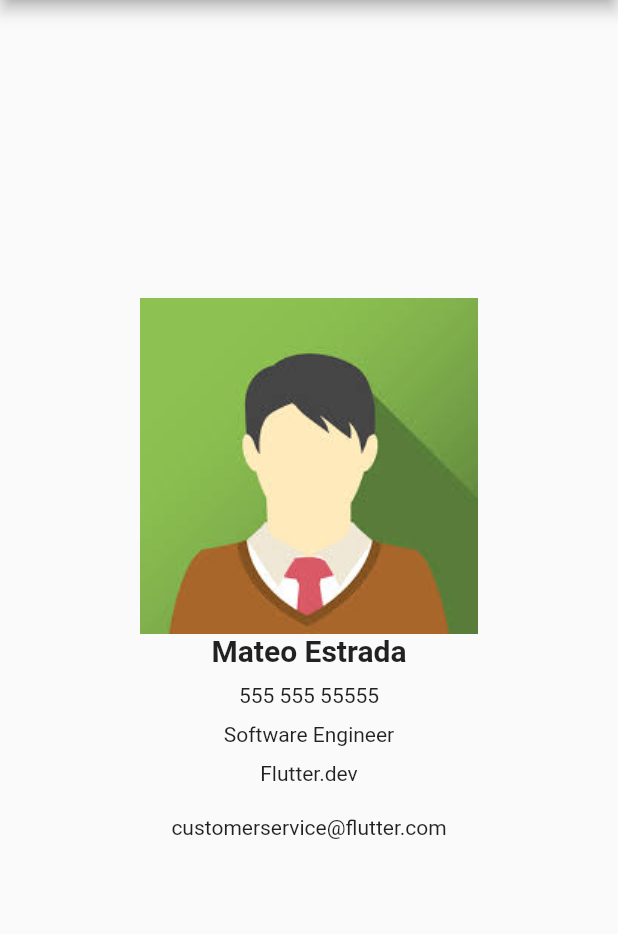
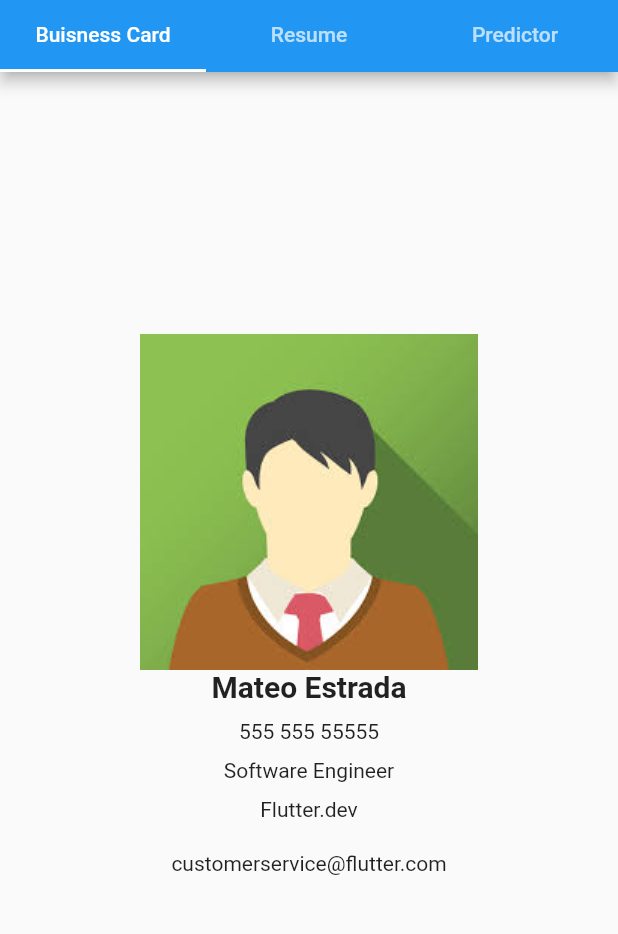
Before and after one commit to TheodoreAI/contact_app, a Flutter app: the screen it shows after launch, on a phone screen of 412 x 824 dp, the part 84-1018 px from its top. Run offline on Flutter 3.47's test engine with Material 2 defaults, Android fonts, the phone set to English and light mode, and no system bars.

Commit message:
Added the tabs to the main_tab_controler and added a screens directory with the things we will need in each screen.

```diff
--- a/lib/app.dart
+++ b/lib/app.dart
@@ -1,15 +1,15 @@
 import 'package:flutter/material.dart';
-import 'components/buisness_card.dart';
+import 'components/main_tab_controler.dart';
 
+// BuisnessCard(title: title)
 class MyApp extends StatelessWidget {
-  final String title;
-  const MyApp({Key? key, required this.title}) : super(key: key);
+  const MyApp({Key? key}) : super(key: key);
 
   // This widget is the root of your application.
   @override
   Widget build(BuildContext context) {
     return MaterialApp(
-      home: BuisnessCard(title: title),
+      home: MainTabController(),
     );
   }
 }
--- /dev/null
+++ b/lib/components/main_tab_controler.dart
@@ -0,0 +1,29 @@
+import 'package:call_app/screens/buisness_card.dart';
+import 'package:call_app/screens/predictor.dart';
+import 'package:call_app/screens/resume.dart';
+import 'package:flutter/material.dart';
+
+class MainTabController extends StatelessWidget {
+  const MainTabController({Key? key}) : super(key: key);
+  static const tabs = [
+    Tab(text: 'Buisness Card'),
+    Tab(text: 'Resume'),
+    Tab(text: 'Predictor')
+  ];
+
+  final screens = const [BuisnessCard(), Resume(), Predictor()];
+
+  @override
+  Widget build(BuildContext context) {
+    return DefaultTabController(
+        length: 3,
+        initialIndex: 0,
+        child: Scaffold(
+            appBar: AppBar(
+                title: const Text('Call Me Maybe'),
+                bottom: const TabBar(
+                  tabs: tabs,
+                )),
+            body: TabBarView(children: screens)));
+  }
+}
--- a/lib/main.dart
+++ b/lib/main.dart
@@ -3,13 +3,10 @@ import 'package:flutter/services.dart';
 import 'app.dart';
 
 void main() {
-  final String titleApp = 'Call Me Maybe';
   SystemChrome.setPreferredOrientations([
     DeviceOrientation.landscapeLeft,
     DeviceOrientation.landscapeRight,
     DeviceOrientation.portraitUp
   ]);
-  runApp(MyApp(
-    title: titleApp,
-  ));
+  runApp(const MyApp());
 }
--- a/lib/components/buisness_card.dart
+++ b/lib/screens/buisness_card.dart
@@ -2,24 +2,21 @@ import 'package:flutter/material.dart';
 import 'package:call_app/components/card_attributes.dart';
 
 class BuisnessCard extends StatelessWidget {
-  final String title;
   final String nameInput = 'Mateo Estrada';
   final String numberInput = '555 555 55555';
   final String titleNameInput = 'Software Engineer';
   final String emailInput = 'customerservice@flutter.com';
   final String websiteInput = 'Flutter.dev';
-  const BuisnessCard({Key? key, required this.title}) : super(key: key);
+  const BuisnessCard({Key? key}) : super(key: key);
 
   @override
   Widget build(BuildContext context) {
-    return Scaffold(
-        appBar: AppBar(title: Text(title)),
-        body: CardAttributes(
-          name: nameInput,
-          number: numberInput,
-          titleName: titleNameInput,
-          email: emailInput,
-          website: websiteInput,
-        ));
+    return CardAttributes(
+      name: nameInput,
+      number: numberInput,
+      titleName: titleNameInput,
+      email: emailInput,
+      website: websiteInput,
+    );
   }
 }
--- /dev/null
+++ b/lib/screens/predictor.dart
@@ -0,0 +1,10 @@
+import 'package:flutter/material.dart';
+
+class Predictor extends StatelessWidget {
+  const Predictor({Key? key}) : super(key: key);
+
+  @override
+  Widget build(BuildContext context) {
+    return const Text('Predictor');
+  }
+}
--- /dev/null
+++ b/lib/screens/resume.dart
@@ -0,0 +1,10 @@
+import 'package:flutter/material.dart';
+
+class Resume extends StatelessWidget {
+  const Resume({Key? key}) : super(key: key);
+
+  @override
+  Widget build(BuildContext context) {
+    return const Text('Predictor');
+  }
+}
```
